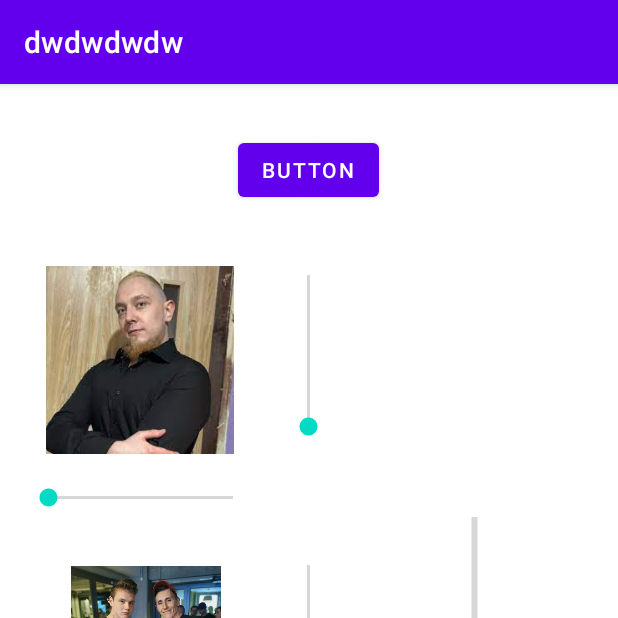
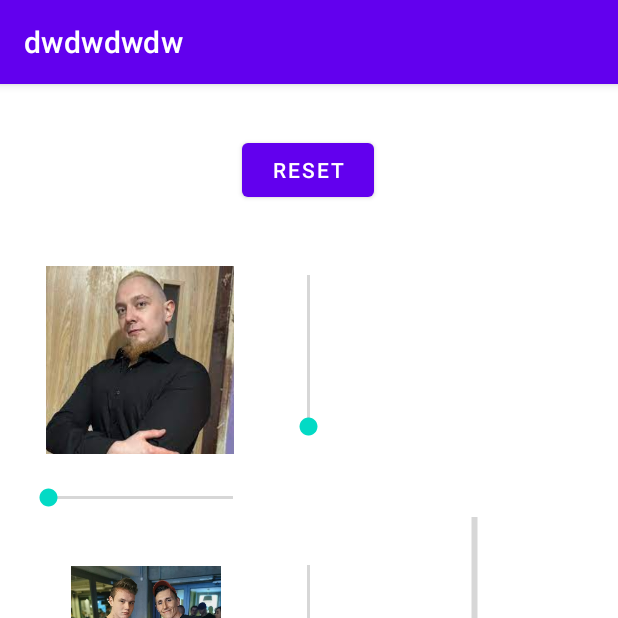
Before and after one commit to dawidrzuk/mojbilne, an Android app: the screen it shows after launch (MainActivity), on a phone screen of 412 x 824 dp, the top half of it. Run offline under Robolectric (Android 15) with nearby library versions, the phone set to English and light mode, and no system bars.

Commit message:
layout + val + button

```diff
--- a/app/src/main/java/com/example/dwdwdwdw/MainActivity.kt
+++ b/app/src/main/java/com/example/dwdwdwdw/MainActivity.kt
@@ -2,7 +2,9 @@ package com.example.dwdwdwdw
 
 import androidx.appcompat.app.AppCompatActivity
 import android.os.Bundle
+import android.widget.Button
 import android.widget.ImageView
+import android.widget.ProgressBar
 import android.widget.SeekBar
 
 class MainActivity : AppCompatActivity() {
@@ -18,7 +20,19 @@ class MainActivity : AppCompatActivity() {
         val sb1dlug = findViewById<SeekBar>(R.id.seekBar5)
         val sb2dlug = findViewById<SeekBar>(R.id.seekBar6)
         val sb3dlug = findViewById<SeekBar>(R.id.seekBar7)
+        val pb1 = findViewById<ProgressBar>(R.id.progressBar)
+        val pb2 = findViewById<ProgressBar>(R.id.progressBar2)
 
-        var sb1szerr = sb1szer.progress
+        val but = findViewById<Button>(R.id.button)
+
+        but.setOnClickListener {
+            sb1dlug.progress = 100
+            sb2dlug.progress = 100
+            sb3dlug.progress = 100
+
+            sb1szer.progress = 100
+            sb2szer.progress = 100
+            sb3szer.progress = 100
+        }
     }
 }
--- a/app/src/main/res/layout/activity_main.xml
+++ b/app/src/main/res/layout/activity_main.xml
@@ -48,7 +48,7 @@
         android:id="@+id/button"
         android:layout_width="wrap_content"
         android:layout_height="wrap_content"
-        android:text="Button"
+        android:text="reset"
         app:layout_constraintBottom_toBottomOf="parent"
         app:layout_constraintEnd_toEndOf="parent"
         app:layout_constraintHorizontal_bias="0.498"
```
